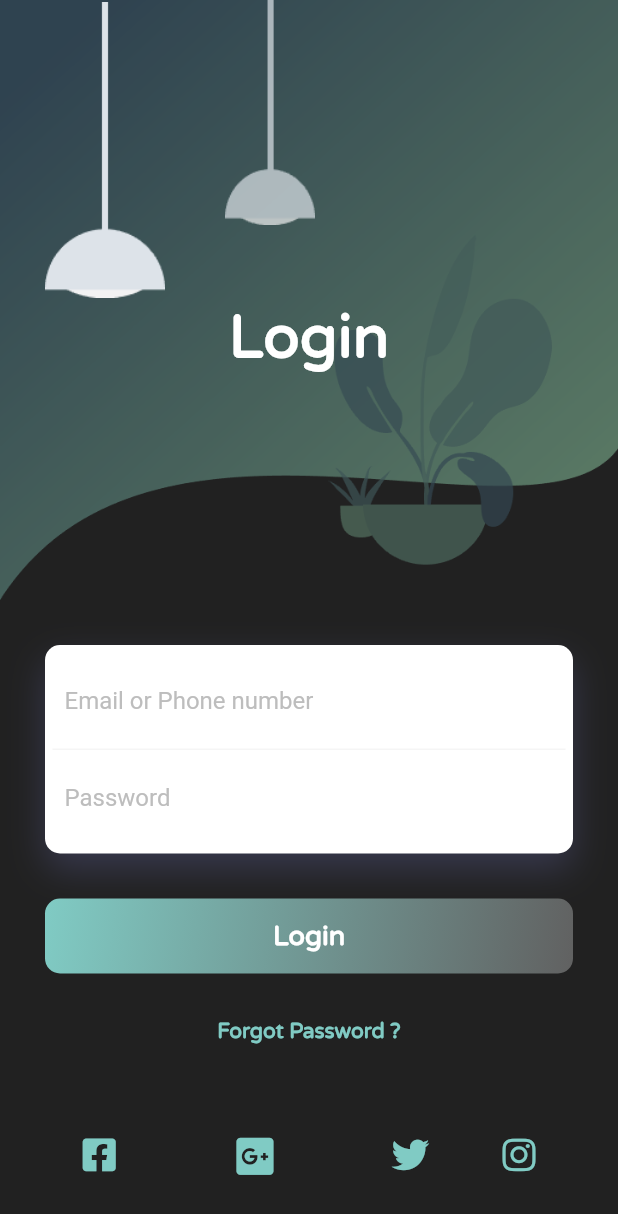
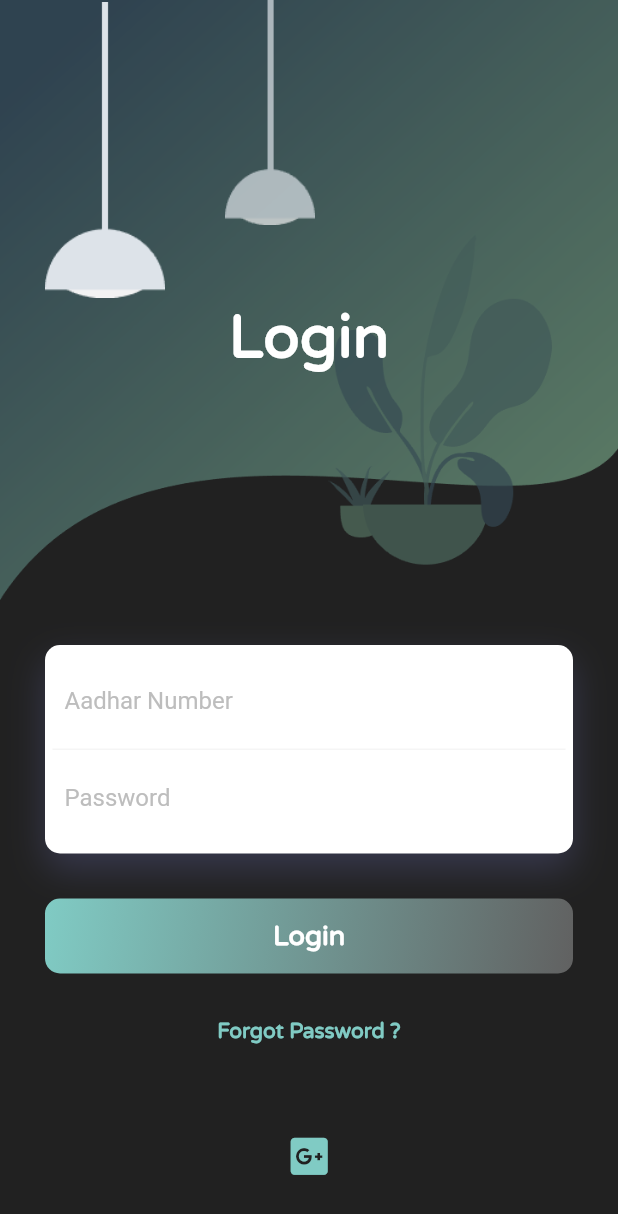
Before and after one commit to InsaneCodersDev/EYtechathon, a Flutter app: the screen it shows after launch, on a phone screen of 412 x 824 dp. Shown: the top 1214 px of the screen. Run offline on Flutter 3.47's test engine with Material 2 defaults, Android fonts, the phone set to English and light mode, and no system bars; our stand-ins replace animated_theme_switcher, awesome_dialog, circular_profile_avatar, cloud_firestore, firebase_auth, firebase_core and 16 more; missing offline and left inert: barcode_scan, fab_circular_menu, flutter_dialogflow, web3dart; accounts and stored records are empty; project files that could hold a hidden picture were left out.

Commit message:
Taking new changes

```diff
--- a/lib/feed_screen.dart
+++ b/lib/feed_screen.dart
@@ -174,7 +174,7 @@ class _FeedScreenState extends State<FeedScreen> {
     posts = [];
     loaded = true;
     var httpClient = new HttpClient();
-    var uri = new Uri.https('0a15c893bfad.ngrok.io', '/database/getposts');
+    var uri = new Uri.https('72af6fa957e9.ngrok.io', '/database/getposts');
     var request = await httpClient.getUrl(uri);
     var response = await request.close();
     var responseBody = await response.transform(utf8.decoder).join();
--- a/lib/login_new.dart
+++ b/lib/login_new.dart
@@ -5,15 +5,23 @@ import 'package:font_awesome_flutter/font_awesome_flutter.dart';
 import 'package:vaccinemgmt/globals.dart' as global;
 import 'package:vaccinemgmt/services/auth.dart';
 import 'package:vaccinemgmt/homePage.dart';
+import 'package:shared_preferences/shared_preferences.dart';
 
 class Login extends StatefulWidget {
   @override
   _LoginState createState() => _LoginState();
+  static Future init() async {
+    localStorage = await SharedPreferences.getInstance();
+  }
 }
+
+TextEditingController emailController = new TextEditingController();
+SharedPreferences localStorage;
 
 class _LoginState extends State<Login> {
   final AuthService _auth = AuthService();
   bool loading = false;
+
   @override
   Widget build(BuildContext context) {
     // String email, password;
@@ -129,14 +137,22 @@ class _LoginState extends State<Login> {
                                       child: TextField(
                                         decoration: InputDecoration(
                                             border: InputBorder.none,
-                                            hintText: "Email or Phone number",
+                                            hintText: "Aadhar Number",
                                             hintStyle: TextStyle(
                                                 color: Colors.grey[400])),
+                                        onChanged: (text) {
+                                          localStorage.setString('email', text);
+                                        },
                                       ),
                                     ),
                                     Container(
                                       padding: EdgeInsets.all(8.0),
                                       child: TextField(
+                                        onChanged: (text) {
+                                          localStorage.setString(
+                                              'password', text);
+                                        },
+                                        obscureText: true,
                                         decoration: InputDecoration(
                                             border: InputBorder.none,
                                             hintText: "Password",
@@ -198,8 +214,8 @@ class _LoginState extends State<Login> {
                             Row(
                               mainAxisAlignment: MainAxisAlignment.spaceAround,
                               children: <Widget>[
-                                Icon(FontAwesomeIcons.facebookSquare,
-                                    size: 25, color: Colors.teal[200]),
+                                // Icon(FontAwesomeIcons.facebookSquare,
+                                //     size: 25, color: Colors.teal[200]),
                                 MaterialButton(
                                   onPressed: () async {
                                     setState(() {
@@ -233,10 +249,10 @@ class _LoginState extends State<Login> {
                                     color: Colors.teal[200],
                                   ),
                                 ),
-                                Icon(FontAwesomeIcons.twitter,
-                                    size: 25, color: Colors.teal[200]),
-                                Icon(FontAwesomeIcons.instagram,
-                                    size: 25, color: Colors.teal[200]),
+                                // Icon(FontAwesomeIcons.twitter,
+                                //     size: 25, color: Colors.teal[200]),
+                                // Icon(FontAwesomeIcons.instagram,
+                                //     size: 25, color: Colors.teal[200]),
                               ],
                             ),
                           ),
--- a/lib/main.dart
+++ b/lib/main.dart
@@ -10,7 +10,6 @@ import 'package:vaccinemgmt/models/user.dart';
 import 'package:firebase_messaging/firebase_messaging.dart';
 import 'package:vaccinemgmt/globals.dart' as global;
 import 'package:http/http.dart';
-import 'package:web3dart/web3dart.dart';
 
 void main() async {
   WidgetsFlutterBinding.ensureInitialized();
@@ -31,9 +30,6 @@ class _MyAppState extends State<MyApp> {
     // TODO: implement initState
     super.initState();
     global.httpClient = Client();
-    global.ethClient = Web3Client(
-        "https://rinkeby.infura.io/v3/1c9ed4a1e20b4c6781a6f1d62c3bd8ae",
-        global.httpClient);
   }
 
   @override
--- a/pubspec.yaml
+++ b/pubspec.yaml
@@ -58,6 +58,7 @@ dependencies:
   firebase_messaging: ^7.0.3
   web3dart:
   http: ^0.12.2
+  shared_preferences: 0.5.8
 
 dev_dependencies:
   flutter_test:
```
Also changed, not shown: pubspec.lock, 3 other files.
